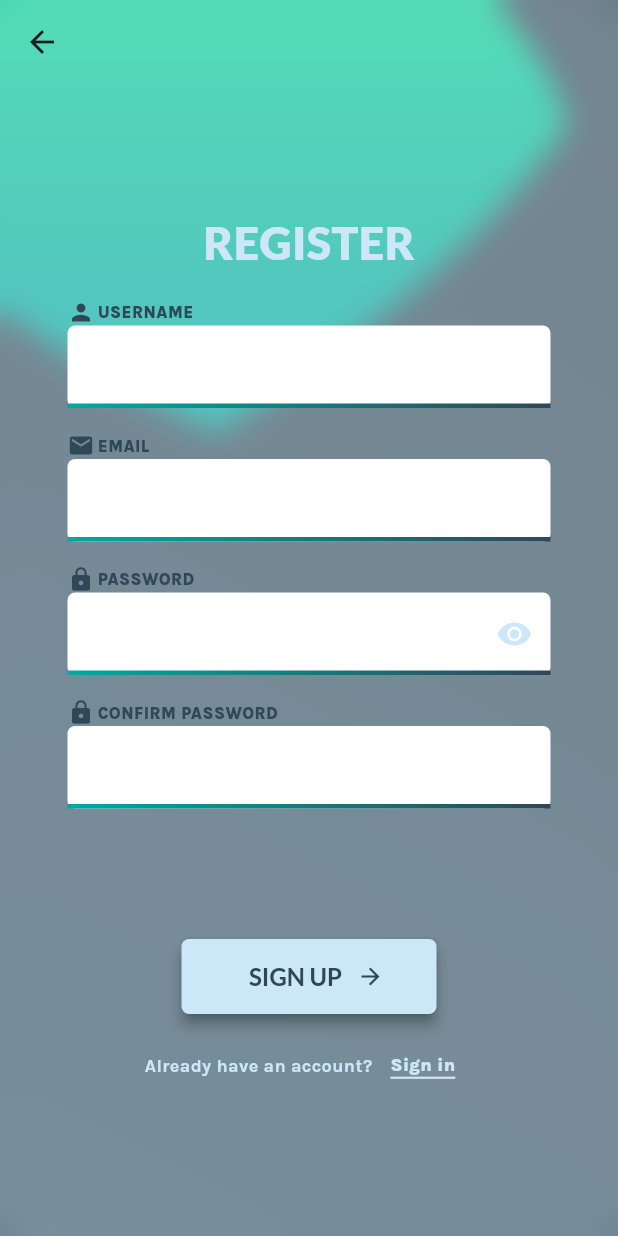
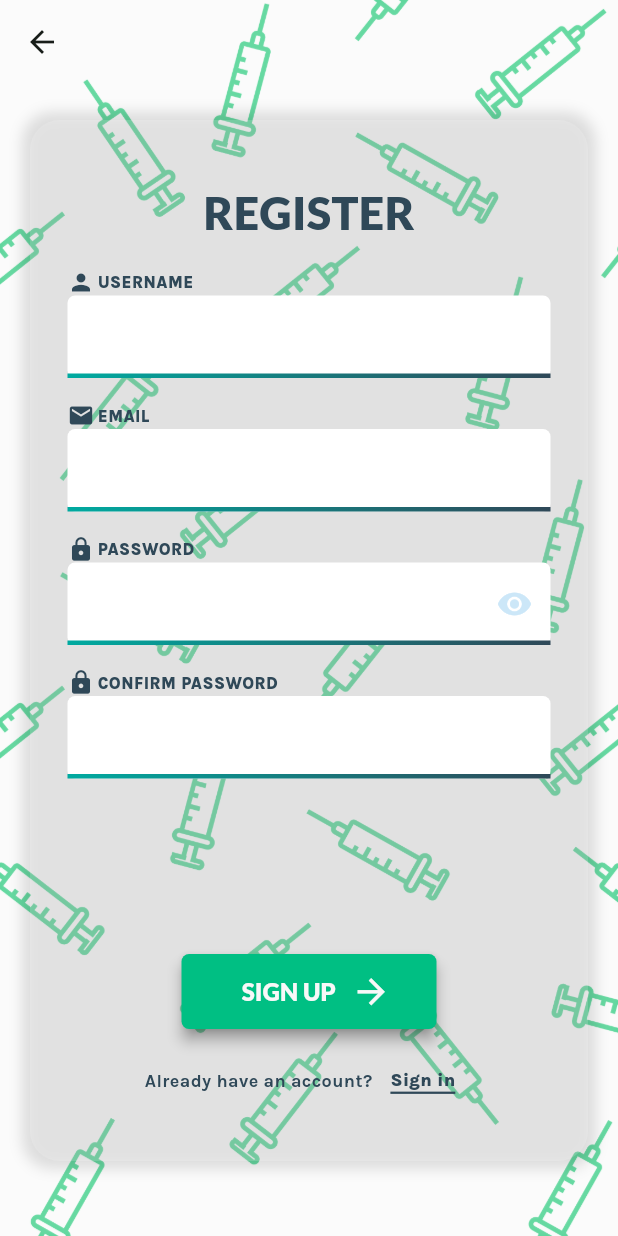
Before and after one commit to IgnacyBerent/Flutter-Vaccination_Managment_App, a Flutter app: the screen it shows after launch, after a tap on "Sign up", on a phone screen of 412 x 824 dp. Run offline on Flutter 3.47's test engine with Material 3 defaults, Android fonts, the phone set to English and light mode, and no system bars; our stand-ins replace firebase_core, firebase_messaging, flutter_secure_storage, google_fonts; missing offline and left inert: jaguar_jwt; accounts and stored records are empty; network calls fail.

Commit message:
UI update #3

```diff
--- a/lib/main.dart
+++ b/lib/main.dart
@@ -17,7 +17,7 @@ class MyApp extends StatelessWidget {
   @override
   Widget build(BuildContext context) {
     return MaterialApp(
-      title: 'Flutter Demo',
+      title: 'Vaccination Managment App',
       theme: ThemeData(
         colorScheme: ColorScheme.fromSeed(
           seedColor: const Color.fromARGB(255, 36, 255, 153),
@@ -26,11 +26,9 @@ class MyApp extends StatelessWidget {
         elevatedButtonTheme: ElevatedButtonThemeData(
           style: ElevatedButton.styleFrom(
             foregroundColor: const Color(0xFF2F4858),
-            textStyle:
-                const TextStyle(fontSize: 16, fontWeight: FontWeight.bold),
             disabledForegroundColor: const Color.fromARGB(255, 11, 163, 118),
             disabledBackgroundColor: const Color.fromARGB(255, 35, 59, 44),
-            backgroundColor: const Color.fromARGB(255, 204, 231, 248),
+            backgroundColor: const Color(0xFF00BF83),
             shadowColor: const Color.fromARGB(255, 31, 32, 32),
             elevation: 4,
             shape: RoundedRectangleBorder(
--- a/lib/models/mappings/vaccine_obligation_icon_map.dart
+++ b/lib/models/mappings/vaccine_obligation_icon_map.dart
@@ -1,18 +1,22 @@
 import 'package:flutter/material.dart';
 import 'package:vaccination_managment_app/models/types/vaccine_obligation.dart';
-import 'package:vaccination_managment_app/views/vaccines/vaccine_obligation_icon.dart';
+
+const kIconSize = 40.0;
 
 Map vaccineObligationIconMap = {
-  VaccineObligation.mandatory: const VaccineObligationIcon(
-    letter: 'M',
-    statusColor: Color.fromARGB(255, 65, 0, 35),
+  VaccineObligation.mandatory: const Icon(
+    Icons.warning,
+    size: kIconSize,
+    color: Color.fromARGB(255, 255, 0, 255),
   ),
-  VaccineObligation.recommended: const VaccineObligationIcon(
-    letter: 'R',
-    statusColor: Color(0xFF008999),
+  VaccineObligation.recommended: const Icon(
+    Icons.info,
+    size: kIconSize,
+    color: Color(0xFF00677F),
   ),
-  VaccineObligation.nonMandatory: const VaccineObligationIcon(
-    letter: 'O',
-    statusColor: Color(0xFF00AAA0),
+  VaccineObligation.nonMandatory: const Icon(
+    Icons.check_circle_outline,
+    size: kIconSize,
+    color: Color.fromARGB(255, 204, 231, 248),
   ),
 };
--- a/lib/views/login_register/form_elements/form_view_container.dart
+++ /dev/null
@@ -1,16 +0,0 @@
-import 'package:flutter/material.dart';
-
-class FormViewContainer extends StatelessWidget {
-  const FormViewContainer({super.key, required this.child});
-
-  final Widget child;
-
-  @override
-  Widget build(BuildContext context) {
-    return Container(
-      padding: const EdgeInsets.fromLTRB(25, 120, 25, 70),
-      margin: const EdgeInsets.all(20),
-      child: child,
-    );
-  }
-}
--- a/lib/views/login_register/form_elements/text_row.dart
+++ b/lib/views/login_register/form_elements/text_row.dart
@@ -7,11 +7,13 @@ class TextRow extends StatelessWidget {
     required this.onPressed,
     required this.text,
     required this.clicText,
+    required this.color,
   });
 
   final void Function() onPressed;
   final String text;
   final String clicText;
+  final Color color;
 
   @override
   Widget build(BuildContext context) {
@@ -22,7 +24,7 @@ class TextRow extends StatelessWidget {
         Text(
           text,
           style: GoogleFonts.karla(
-            color: const Color.fromARGB(255, 204, 231, 248),
+            color: color,
             fontSize: 12,
             fontWeight: FontWeight.w700,
           ),
@@ -30,19 +32,18 @@ class TextRow extends StatelessWidget {
         TextButton(
           onPressed: onPressed,
           child: Container(
-            decoration: const BoxDecoration(
+            decoration: BoxDecoration(
               border: Border(
                 bottom: BorderSide(
-                  color: Color.fromARGB(
-                      255, 204, 231, 248), // Set the color of the underline
-                  width: 1.5, // Set the thickness of the underline
+                  color: color,
+                  width: 1.5,
                 ),
               ),
             ),
             child: Text(
               clicText,
               style: GoogleFonts.karla(
-                color: const Color.fromARGB(255, 204, 231, 248),
+                color: color,
                 fontSize: 12,
                 fontWeight: FontWeight.w900,
               ),
--- a/lib/views/login_register/login_screen.dart
+++ b/lib/views/login_register/login_screen.dart
@@ -1,13 +1,13 @@
 import 'package:flutter/material.dart';
 import 'package:google_fonts/google_fonts.dart';
+
 import 'package:vaccination_managment_app/api/auth.dart';
 import 'package:vaccination_managment_app/views/login_register/form_elements/form_container.dart';
 import 'package:vaccination_managment_app/views/login_register/form_elements/form_validators.dart';
-import 'package:vaccination_managment_app/views/login_register/form_elements/form_view_container.dart';
+import 'package:vaccination_managment_app/views/login_register/form_elements/text_row.dart';
 import 'package:vaccination_managment_app/views/login_register/register_screen.dart';
-import 'package:vaccination_managment_app/views/login_register/form_elements/text_row.dart';
 import 'package:vaccination_managment_app/widgets/buttons/my_icon_button.dart';
-import 'package:vaccination_managment_app/widgets/layout_template/layout_template.dart';
+import 'package:vaccination_managment_app/widgets/layout_template/form_layout_template.dart';
 
 class LoginScreen extends StatefulWidget {
   const LoginScreen({Key? key}) : super(key: key);
@@ -17,8 +17,6 @@ class LoginScreen extends StatefulWidget {
 }
 
 class _LoginScreenState extends State<LoginScreen> {
-  final kTextColor = const Color.fromARGB(255, 204, 231, 248);
-
   final _formKey = GlobalKey<FormState>();
   var _enteredUsername = '';
   var _enteredPassword = '';
@@ -66,9 +64,7 @@ class _LoginScreenState extends State<LoginScreen> {
 
   @override
   Widget build(BuildContext context) {
-    return LayoutTemplate(
-      screenName: '',
-      child: FormViewContainer(
+    return FormLayoutTemplate(
       child: Form(
         key: _formKey,
         child: Column(
@@ -76,7 +72,7 @@ class _LoginScreenState extends State<LoginScreen> {
             Text(
               'LOG IN',
               style: GoogleFonts.lato(
-                  color: kTextColor,
+                color: const Color(0xFF2F4858),
                 fontSize: 30,
                 fontWeight: FontWeight.w900,
               ),
@@ -96,7 +92,7 @@ class _LoginScreenState extends State<LoginScreen> {
               suffixIcon: IconButton(
                 icon: Icon(
                   _obscureText ? Icons.visibility : Icons.visibility_off,
-                    color: kTextColor,
+                  color: const Color.fromARGB(255, 204, 231, 248),
                 ),
                 onPressed: () {
                   setState(() {
@@ -111,7 +107,7 @@ class _LoginScreenState extends State<LoginScreen> {
             const Spacer(),
             MyIconButton(
               buttonText: 'LOGIN',
-                icon: const Icon(Icons.arrow_forward),
+              icon: Icons.arrow_forward,
               placement: 'right',
               onPressed: _signIn,
               isLoading: _isLoading,
@@ -121,6 +117,7 @@ class _LoginScreenState extends State<LoginScreen> {
             ),
             TextRow(
               text: "Don't have an account?",
+              color: const Color(0xFF2F4858),
               onPressed: () {
                 Navigator.of(context).push(
                   MaterialPageRoute(
@@ -133,7 +130,6 @@ class _LoginScreenState extends State<LoginScreen> {
           ],
         ),
       ),
-      ),
     );
   }
 }
--- a/lib/views/login_register/register_screen.dart
+++ b/lib/views/login_register/register_screen.dart
@@ -1,12 +1,12 @@
 import 'package:flutter/material.dart';
 import 'package:google_fonts/google_fonts.dart';
+
 import 'package:vaccination_managment_app/api/auth.dart';
 import 'package:vaccination_managment_app/views/login_register/form_elements/form_container.dart';
 import 'package:vaccination_managment_app/views/login_register/form_elements/form_validators.dart';
-import 'package:vaccination_managment_app/views/login_register/form_elements/form_view_container.dart';
 import 'package:vaccination_managment_app/views/login_register/form_elements/text_row.dart';
 import 'package:vaccination_managment_app/widgets/buttons/my_icon_button.dart';
-import 'package:vaccination_managment_app/widgets/layout_template/layout_template.dart';
+import 'package:vaccination_managment_app/widgets/layout_template/form_layout_template.dart';
 
 class RegisterScreen extends StatefulWidget {
   const RegisterScreen({Key? key}) : super(key: key);
@@ -17,7 +17,6 @@ class RegisterScreen extends StatefulWidget {
 
 class _RegisterScreenState extends State<RegisterScreen> {
   final fromSeparator = const SizedBox(height: 16);
-  final kTextColor = const Color.fromARGB(255, 204, 231, 248);
 
   Authenticate auth = Authenticate();
   final _formKey = GlobalKey<FormState>();
@@ -84,9 +83,7 @@ class _RegisterScreenState extends State<RegisterScreen> {
 
   @override
   Widget build(BuildContext context) {
-    return LayoutTemplate(
-      screenName: '',
-      child: FormViewContainer(
+    return FormLayoutTemplate(
       child: Form(
         key: _formKey,
         child: Column(
@@ -94,7 +91,7 @@ class _RegisterScreenState extends State<RegisterScreen> {
             Text(
               'REGISTER',
               style: GoogleFonts.lato(
-                  color: kTextColor,
+                color: const Color(0xFF2F4858),
                 fontSize: 30,
                 fontWeight: FontWeight.w900,
               ),
@@ -122,7 +119,7 @@ class _RegisterScreenState extends State<RegisterScreen> {
               suffixIcon: IconButton(
                 icon: Icon(
                   _obscureText ? Icons.visibility : Icons.visibility_off,
-                    color: kTextColor,
+                  color: const Color.fromARGB(255, 204, 231, 248),
                 ),
                 onPressed: () {
                   setState(() {
@@ -147,7 +144,7 @@ class _RegisterScreenState extends State<RegisterScreen> {
             const Spacer(),
             MyIconButton(
               buttonText: 'SIGN UP',
-                icon: const Icon(Icons.arrow_forward),
+              icon: Icons.arrow_forward,
               placement: 'right',
               onPressed: _signUp,
               isLoading: _isLoading,
@@ -155,6 +152,7 @@ class _RegisterScreenState extends State<RegisterScreen> {
             const SizedBox(height: 10),
             TextRow(
               text: 'Already have an account?',
+              color: const Color(0xFF2F4858),
               onPressed: () {
                 Navigator.pop(context);
               },
@@ -163,7 +161,6 @@ class _RegisterScreenState extends State<RegisterScreen> {
           ],
         ),
       ),
-      ),
     );
   }
 }
--- a/lib/views/profile/profile_screen.dart
+++ b/lib/views/profile/profile_screen.dart
@@ -58,8 +58,8 @@ class _ProfileScreenState extends State<ProfileScreen> {
         mainAxisAlignment: MainAxisAlignment.center,
         children: [
           MyIconButton(
-            icon: const Icon(Icons.timelapse),
-            buttonText: "Vaccination history",
+            icon: Icons.timelapse,
+            buttonText: "My History",
             placement: 'right',
             width: 260,
             height: 70,
@@ -75,7 +75,7 @@ class _ProfileScreenState extends State<ProfileScreen> {
           ),
           butotnsSpacing,
           MyIconButton(
-            icon: const Icon(Icons.calendar_today),
+            icon: Icons.calendar_today,
             buttonText: "My Calendar",
             placement: 'right',
             width: 260,
@@ -94,7 +94,7 @@ class _ProfileScreenState extends State<ProfileScreen> {
           MyIconButton(
             buttonText: "Log Out",
             onPressed: _logout,
-            icon: const Icon(Icons.logout),
+            icon: Icons.logout,
             placement: 'right',
             width: 260,
             height: 70,
--- a/lib/widgets/buttons/my_icon_button.dart
+++ b/lib/widgets/buttons/my_icon_button.dart
@@ -3,7 +3,7 @@ import 'package:google_fonts/google_fonts.dart';
 
 class MyIconButton extends StatelessWidget {
   final String buttonText;
-  final Icon icon;
+  final IconData icon;
   final String placement;
   final VoidCallback onPressed;
   final bool isLoading;
@@ -23,6 +23,8 @@ class MyIconButton extends StatelessWidget {
 
   @override
   Widget build(BuildContext context) {
+    Color color = const Color(0xFFF8F8F8);
+
     return SizedBox(
       width: width,
       height: height,
@@ -33,16 +35,30 @@ class MyIconButton extends StatelessWidget {
             : Row(
                 mainAxisAlignment: MainAxisAlignment.center,
                 children: [
-                  placement == 'left' ? icon : const SizedBox(),
+                  placement == 'left'
+                      ? Icon(
+                          icon,
+                          color: color,
+                          size: 27,
+                        )
+                      : const SizedBox(),
                   const SizedBox(width: 10),
                   Text(
                     buttonText,
                     style: GoogleFonts.lato(
                       fontSize: 16,
+                      fontWeight: FontWeight.w900,
+                      color: color,
                     ),
                   ),
                   const SizedBox(width: 10),
-                  placement == 'right' ? icon : const SizedBox(),
+                  placement == 'right'
+                      ? Icon(
+                          icon,
+                          color: color,
+                          size: 27,
+                        )
+                      : const SizedBox(),
                 ],
               ),
       ),
--- a/lib/widgets/layout_template/animated_background_container.dart
+++ /dev/null
@@ -1,79 +0,0 @@
-import 'package:flutter/material.dart';
-import 'package:vaccination_managment_app/widgets/layout_template/background_shape_printer.dart';
-
-class AnimatedBackgroundContainer extends StatefulWidget {
-  final Widget child;
-
-  const AnimatedBackgroundContainer({Key? key, required this.child})
-      : super(key: key);
-
-  @override
-  AnimatedBackgroundContainerState createState() =>
-      AnimatedBackgroundContainerState();
-}
-
-class AnimatedBackgroundContainerState
-    extends State<AnimatedBackgroundContainer>
-    with SingleTickerProviderStateMixin {
-  late AnimationController _controller;
-  late Animation<Color?> _colorTween1;
-  late Animation<Color?> _colorTween2;
-
-  @override
-  void initState() {
-    super.initState();
-    _controller =
-        AnimationController(duration: const Duration(seconds: 7), vsync: this);
-    _colorTween1 = ColorTween(
-      begin: const Color(0xFF2F4858),
-      end: const Color.fromARGB(255, 54, 88, 109),
-    ).animate(
-        CurvedAnimation(parent: _controller, curve: Curves.easeInOutSine));
-    _colorTween2 = ColorTween(
-      begin: const Color.fromARGB(255, 54, 88, 109),
-      end: const Color(0xFF2F4858),
-    ).animate(CurvedAnimation(parent: _controller, curve: Curves.easeInOutSine))
-      ..addListener(() {
-        setState(() {});
-      })
-      ..addStatusListener((status) {
-        if (status == AnimationStatus.completed) {
-          _controller.reverse();
-        } else if (status == AnimationStatus.dismissed) {
-          _controller.forward();
-        }
-      });
-
-    WidgetsBinding.instance.addPostFrameCallback((_) {
-      _controller.forward();
-    });
-  }
-
-  @override
-  Widget build(BuildContext context) {
-    return Container(
-      width: double.infinity,
-      height: double.infinity,
-      decoration: BoxDecoration(
-        gradient: LinearGradient(
-          begin: Alignment.topRight,
-          end: Alignment.bottomLeft,
-          colors: [
-            _colorTween1.value ?? Colors.transparent,
-            _colorTween2.value ?? Colors.transparent
-          ],
-        ),
-      ),
-      child: CustomPaint(
-        painter: BackgroundShapePainter(),
-        child: widget.child,
-      ),
-    );
-  }
-
-  @override
-  void dispose() {
-    _controller.dispose();
-    super.dispose();
-  }
-}
--- a/lib/widgets/layout_template/background_shape_printer.dart
+++ /dev/null
@@ -1,99 +0,0 @@
-import 'dart:math';
-import 'package:flutter/rendering.dart';
-
-class BackgroundShapePainter extends CustomPainter {
-  final Random random = Random();
-
-  @override
-  void paint(Canvas canvas, Size size) {
-    const gradient = LinearGradient(
-      colors: [Color(0xFF00CB94), Color(0xFF00AAA0)],
-      begin: Alignment.topCenter,
-      end: Alignment.bottomCenter,
-    );
-
-    final cornerPoint = Paint()..color = const Color.fromARGB(0, 0, 0, 0);
-
-    final bezzierPoint = Paint()..color = const Color.fromARGB(0, 255, 0, 0);
-
-    double px1 = size.width * 0.92;
-    double py1 = size.height * 0.1;
-
-    double px2 = size.width * 0.35;
-    double py2 = size.height * 0.35;
-
-    double px3 = size.width * 0;
-    double py3 = size.height * 0.25;
-
-    double bx1 = size.width * 0.89;
-    double by1 = size.height * (py1 + 0) / (size.height * 2);
-
-    double bx2 = size.width * 0.75;
-    double by2 = size.height * (py2 + py1) / (size.height * 2);
-
-    double bx3 = size.width * 0.14;
-    double by3 = size.height * (py3 + py2) / (size.height * 2);
-
-    final paint = Paint()
-      ..shader = gradient.createShader(Rect.fromLTWH(0, 0, px3, py3));
-
-    final path = Path()
-      ..moveTo(0, 0)
-      ..lineTo(size.width * 0.8, 0)
-      ..quadraticBezierTo(
-        bx1,
-        by1,
-        px1,
-        py1,
-      )
-      ..quadraticBezierTo(
-        bx2,
-        by2,
-        px2,
-        py2,
-      )
-      ..quadraticBezierTo(
-        bx3,
-        by3,
-        px3,
-        py3,
-      )
-      ..close();
-
-    canvas.drawPath(path, paint);
-    // Draw points at the control points and end points of the bezier curves
-    canvas.drawCircle(
-      Offset(bx1, by1),
-      5,
-      bezzierPoint,
-    );
-    canvas.drawCircle(
-      Offset(px1, py1),
-      5,
-      cornerPoint,
-    );
-    canvas.drawCircle(
-      Offset(bx2, by2),
-      5,
-      bezzierPoint,
-    );
-    canvas.drawCircle(
-      Offset(px2, py2),
-      5,
-      cornerPoint,
-    );
-    canvas.drawCircle(
-      Offset(bx3, by3),
-      5,
-      bezzierPoint,
-    );
-    canvas.drawCircle(
-      Offset(px3, py3),
-      5,
-      cornerPoint,
-    );
-  }
-
-  @override
-  bool shouldRepaint(covariant CustomPainter oldDelegate) => true;
-}
--- /dev/null
+++ b/lib/widgets/layout_template/form_layout_template.dart
@@ -0,0 +1,34 @@
+import 'package:flutter/material.dart';
+import 'package:vaccination_managment_app/widgets/layout_template/layout_template.dart';
+
+class FormLayoutTemplate extends StatelessWidget {
+  const FormLayoutTemplate({super.key, required this.child});
+
+  final Widget child;
+
+  @override
+  Widget build(BuildContext context) {
+    return LayoutTemplate(
+      screenName: '',
+      child: Center(
+        child: Container(
+          height: 700,
+          padding: const EdgeInsets.fromLTRB(25, 40, 25, 30),
+          margin: const EdgeInsets.fromLTRB(20, 80, 20, 50),
+          decoration: BoxDecoration(
+            color: const Color.fromARGB(40, 255, 255, 255),
+            borderRadius: BorderRadius.circular(20),
+            boxShadow: const [
+              BoxShadow(
+                color: Colors.black12,
+                spreadRadius: 5,
+                blurRadius: 7,
+              ),
+            ],
+          ),
+          child: child,
+        ),
+      ),
+    );
+  }
+}
--- a/lib/widgets/layout_template/layout_template.dart
+++ b/lib/widgets/layout_template/layout_template.dart
@@ -1,7 +1,7 @@
 import 'package:flutter/material.dart';
-import 'package:vaccination_managment_app/widgets/layout_template/animated_background_container.dart';
-import 'package:vaccination_managment_app/widgets/layout_template/centered_view.dart';
-import 'package:vaccination_managment_app/widgets/layout_template/layout_app_bar.dart';
+import 'package:vaccination_managment_app/widgets/layout_template/layout_template_elements/background_image.dart';
+import 'package:vaccination_managment_app/widgets/layout_template/layout_template_elements/blur_effect.dart';
+import 'package:vaccination_managment_app/widgets/layout_template/layout_template_elements/layout_app_bar.dart';
 
 class LayoutTemplate extends StatelessWidget {
   const LayoutTemplate({
@@ -21,8 +21,12 @@ class LayoutTemplate extends StatelessWidget {
       appBar: LayoutAppBar(
         title: screenName,
       ),
-      body: AnimatedBackgroundContainer(
-        child: CenteredView(child: child),
+      body: Stack(
+        children: [
+          const BackgroundImage(),
+          const BlurEffect(),
+          child,
+        ],
       ),
     );
   }
--- /dev/null
+++ b/lib/widgets/layout_template/layout_template_elements/background_image.dart
@@ -0,0 +1,17 @@
+import 'package:flutter/material.dart';
+
+class BackgroundImage extends StatelessWidget {
+  const BackgroundImage({super.key});
+
+  @override
+  Widget build(BuildContext context) {
+    return const Image(
+      image: AssetImage(
+        'assets/background_image.png',
+      ),
+      fit: BoxFit.cover,
+      width: double.infinity,
+      height: double.infinity,
+    );
+  }
+}
--- a/lib/widgets/layout_template/centered_view.dart
+++ b/lib/widgets/layout_template/layout_template_elements/blur_effect.dart
@@ -2,20 +2,19 @@ import 'dart:ui';
 
 import 'package:flutter/material.dart';
 
-class CenteredView extends StatelessWidget {
-  final Widget child;
-  const CenteredView({Key? key, required this.child}) : super(key: key);
+class BlurEffect extends StatelessWidget {
+  const BlurEffect({super.key});
 
   @override
   Widget build(BuildContext context) {
     return Container(
-      alignment: Alignment.topCenter,
+      width: double.infinity,
+      height: double.infinity,
       decoration: BoxDecoration(
         color: Colors.white.withOpacity(0.25),
-        borderRadius: BorderRadius.circular(10),
         boxShadow: [
           BoxShadow(
-            color: Colors.white.withOpacity(0.1),
+            color: Colors.white.withOpacity(0.2),
             spreadRadius: 5,
             blurRadius: 7,
           ),
@@ -23,8 +22,7 @@ class CenteredView extends StatelessWidget {
       ),
       child: ClipRRect(
         child: BackdropFilter(
-          filter: ImageFilter.blur(sigmaX: 10, sigmaY: 10),
-          child: child,
+          filter: ImageFilter.blur(sigmaX: 10, sigmaY: 20),
         ),
       ),
     );
--- a/lib/widgets/layout_template/layout_app_bar.dart
+++ b/lib/widgets/layout_template/layout_template_elements/layout_app_bar.dart
@@ -3,9 +3,9 @@ import 'package:google_fonts/google_fonts.dart';
 
 class LayoutAppBar extends StatelessWidget implements PreferredSizeWidget {
   const LayoutAppBar({
-    Key? key,
+    super.key,
     required this.title,
-  }) : super(key: key);
+  });
 
   final String title;
 
@@ -18,7 +18,7 @@ class LayoutAppBar extends StatelessWidget implements PreferredSizeWidget {
         style: GoogleFonts.lato(
           fontSize: 22,
           fontWeight: FontWeight.w900,
-          color: const Color.fromARGB(255, 204, 231, 248),
+          color: const Color(0xFF2F4858),
         ),
       ),
       centerTitle: true,
--- a/lib/widgets/layout_template/navigator_layout_template.dart
+++ b/lib/widgets/layout_template/navigator_layout_template.dart
@@ -1,9 +1,9 @@
 import 'package:flutter/material.dart';
 import 'package:vaccination_managment_app/views/profile/profile_screen.dart';
 import 'package:vaccination_managment_app/views/vaccines/vaccines_screen.dart';
-import 'package:vaccination_managment_app/widgets/layout_template/animated_background_container.dart';
-import 'package:vaccination_managment_app/widgets/layout_template/centered_view.dart';
-import 'package:vaccination_managment_app/widgets/layout_template/layout_app_bar.dart';
+import 'package:vaccination_managment_app/widgets/layout_template/layout_template_elements/background_image.dart';
+import 'package:vaccination_managment_app/widgets/layout_template/layout_template_elements/blur_effect.dart';
+import 'package:vaccination_managment_app/widgets/layout_template/layout_template_elements/layout_app_bar.dart';
 
 class NavigatorLayoutTemplate extends StatefulWidget {
   const NavigatorLayoutTemplate({
@@ -39,10 +39,12 @@ class _NavigatorLayoutTemplateState extends State<NavigatorLayoutTemplate> {
       appBar: LayoutAppBar(
         title: activePageTitle,
       ),
-      body: AnimatedBackgroundContainer(
-        child: CenteredView(
-          child: activePage,
-        ),
+      body: Stack(
+        children: [
+          const BackgroundImage(),
+          const BlurEffect(),
+          activePage,
+        ],
       ),
       bottomNavigationBar: Theme(
         data: Theme.of(context).copyWith(
@@ -54,6 +56,7 @@ class _NavigatorLayoutTemplateState extends State<NavigatorLayoutTemplate> {
           onTap: selectPage,
           currentIndex: _selectedPageIndex,
           selectedItemColor: const Color(0xFF00CB94),
+          unselectedItemColor: const Color.fromARGB(255, 0, 102, 75),
           items: const [
             BottomNavigationBarItem(
               icon: Icon(Icons.person),
```
Also changed, not shown: pubspec.yaml (+4 -6 lines), assets/background_image.png (added). Lines whose indentation alone changed are shown as unchanged.
